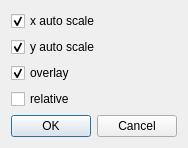
Qt form code/display/implement/QtPlotter/QtProfilePrefsGUI.ui (radio-astro/casa) before a commit.
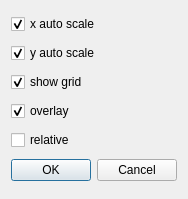
The same form after that commit.

Commit message: New Development: YES             JIRA Issue: CAS-3193         Ready for Test: Yes      Interface Changes: No What Interface Changed:          Test Programs: interactive testing   Put in Release Notes: No              Module(s):            Description: Bugfix that caused a coredum when overplotting spectra. Color management changed. Checkbox "show grid" added to the preferences, which controls the plotting of the tickmark-grid in the profiler.

The edit to the form file:
```diff
--- a/code/display/implement/QtPlotter/QtProfilePrefsGUI.ui
+++ b/code/display/implement/QtPlotter/QtProfilePrefsGUI.ui
@@ -7,7 +7,7 @@
     <x>0</x>
     <y>0</y>
     <width>179</width>
-    <height>141</height>
+    <height>199</height>
    </rect>
   </property>
   <property name="windowTitle">
@@ -34,6 +34,16 @@
      </property>
     </widget>
    </item>
+   <item>
+    <widget class="QCheckBox" name="showGrid">
+     <property name="text">
+      <string>show grid</string>
+     </property>
+     <property name="checked">
+      <bool>true</bool>
+     </property>
+    </widget>
+   </item>
    <item>
     <widget class="QCheckBox" name="multiProf">
      <property name="text">
```
The commit also changes 6 other files.
